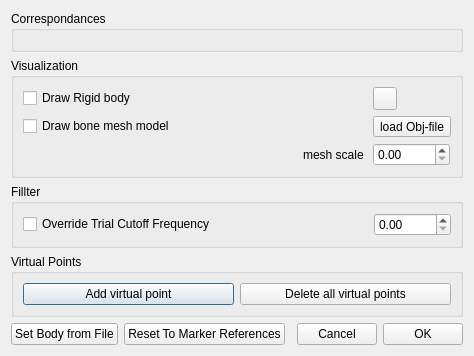
First picture: the form in src/ui/ui-files/RigidBodyDialog.ui, repository XROMMPackages/xmalab, before the edit.
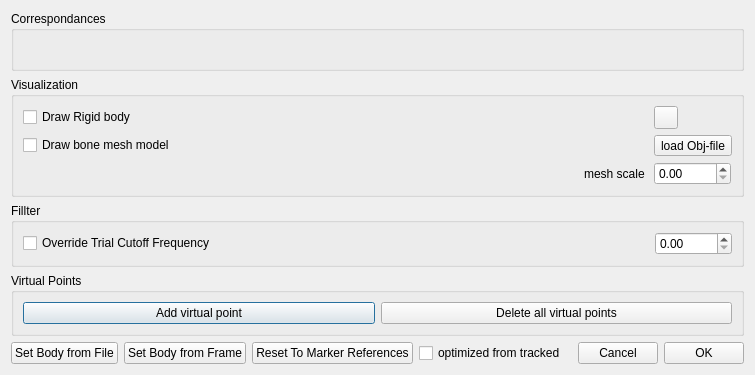
Second picture: the form after the edit. Icons and pictures are not drawn.

Diff of the .ui file:
```diff
--- a/src/ui/ui-files/RigidBodyDialog.ui
+++ b/src/ui/ui-files/RigidBodyDialog.ui
@@ -6,8 +6,8 @@
    <rect>
     <x>0</x>
     <y>0</y>
-    <width>471</width>
-    <height>313</height>
+    <width>724</width>
+    <height>375</height>
    </rect>
   </property>
   <property name="sizePolicy">
@@ -39,7 +39,7 @@
    <bool>false</bool>
   </property>
   <layout class="QGridLayout" name="gridLayout_2">
-   <item row="3" column="0" colspan="5">
+   <item row="3" column="0" colspan="7">
     <widget class="QGroupBox" name="groupBox_4">
      <property name="title">
       <string>Virtual Points</string>
@@ -62,7 +62,36 @@
      </layout>
     </widget>
    </item>
-   <item row="0" column="0" colspan="5">
+   <item row="2" column="0" colspan="7">
+    <widget class="QGroupBox" name="groupBox_3">
+     <property name="title">
+      <string>Fillter</string>
+     </property>
+     <layout class="QGridLayout" name="gridLayout_4">
+      <item row="0" column="0">
+       <widget class="QCheckBox" name="checkBoxCutoffOverride">
+        <property name="text">
+         <string>Override Trial Cutoff Frequency</string>
+        </property>
+       </widget>
+      </item>
+      <item row="0" column="1">
+       <widget class="QDoubleSpinBox" name="doubleSpinBoxCutoff">
+        <property name="sizePolicy">
+         <sizepolicy hsizetype="Maximum" vsizetype="Fixed">
+          <horstretch>0</horstretch>
+          <verstretch>0</verstretch>
+         </sizepolicy>
+        </property>
+        <property name="maximum">
+         <double>10000.000000000000000</double>
+        </property>
+       </widget>
+      </item>
+     </layout>
+    </widget>
+   </item>
+   <item row="0" column="0" colspan="7">
     <widget class="QGroupBox" name="groupBox">
      <property name="title">
       <string>Correspondances</string>
@@ -70,7 +99,7 @@
      <layout class="QGridLayout" name="gridLayout"/>
     </widget>
    </item>
-   <item row="1" column="0" colspan="5">
+   <item row="1" column="0" colspan="7">
     <widget class="QGroupBox" name="groupBox_2">
      <property name="title">
       <string>Visualization</string>
@@ -140,50 +169,28 @@
      </layout>
     </widget>
    </item>
-   <item row="2" column="0" colspan="5">
-    <widget class="QGroupBox" name="groupBox_3">
-     <property name="title">
-      <string>Fillter</string>
+   <item row="4" column="0">
+    <widget class="QPushButton" name="pushButton_setFromFile">
+     <property name="text">
+      <string>Set Body from File</string>
      </property>
-     <layout class="QGridLayout" name="gridLayout_4">
-      <item row="0" column="0">
-       <widget class="QCheckBox" name="checkBoxCutoffOverride">
-        <property name="text">
-         <string>Override Trial Cutoff Frequency</string>
-        </property>
-       </widget>
-      </item>
-      <item row="0" column="1">
-       <widget class="QDoubleSpinBox" name="doubleSpinBoxCutoff">
-        <property name="sizePolicy">
-         <sizepolicy hsizetype="Maximum" vsizetype="Fixed">
-          <horstretch>0</horstretch>
-          <verstretch>0</verstretch>
-         </sizepolicy>
-        </property>
-        <property name="maximum">
-         <double>10000.000000000000000</double>
-        </property>
-       </widget>
-      </item>
-     </layout>
     </widget>
    </item>
-   <item row="4" column="3">
-    <widget class="QPushButton" name="pushButton_Cancel">
+   <item row="4" column="2">
+    <widget class="QPushButton" name="pushButton_Reset">
      <property name="text">
-      <string>Cancel</string>
+      <string>Reset To Marker References</string>
      </property>
     </widget>
    </item>
-   <item row="4" column="4">
+   <item row="4" column="6">
     <widget class="QPushButton" name="pushButton_OK">
      <property name="text">
       <string>OK</string>
      </property>
     </widget>
    </item>
-   <item row="4" column="2">
+   <item row="4" column="4">
     <spacer name="horizontalSpacer">
      <property name="orientation">
       <enum>Qt::Horizontal</enum>
@@ -196,17 +203,24 @@
      </property>
     </spacer>
    </item>
-   <item row="4" column="0">
-    <widget class="QPushButton" name="pushButton_setFromFile">
+   <item row="4" column="5">
+    <widget class="QPushButton" name="pushButton_Cancel">
      <property name="text">
-      <string>Set Body from File</string>
+      <string>Cancel</string>
+     </property>
+    </widget>
+   </item>
+   <item row="4" column="3">
+    <widget class="QCheckBox" name="checkBox_Optimized">
+     <property name="text">
+      <string>optimized from tracked</string>
      </property>
     </widget>
    </item>
    <item row="4" column="1">
-    <widget class="QPushButton" name="pushButton_Reset">
+    <widget class="QPushButton" name="pushButton_setFromFrame">
      <property name="text">
-      <string>Reset To Marker References</string>
+      <string>Set Body from Frame</string>
      </property>
     </widget>
    </item>
```
Left out of the diff: 1 changed line with no effect on the pictures.
